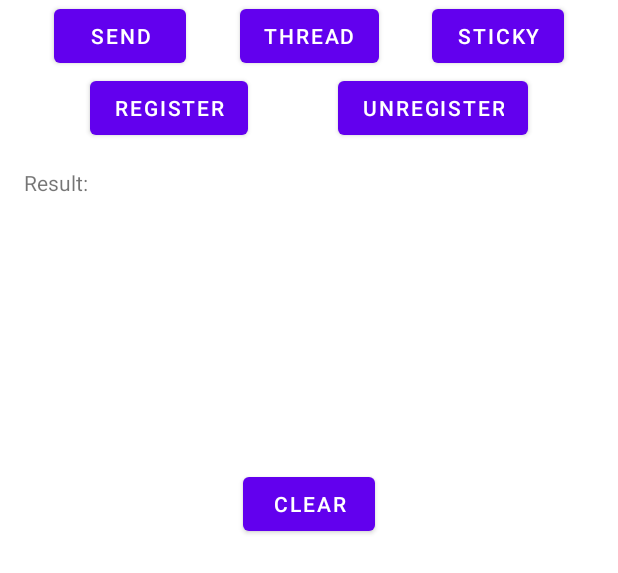
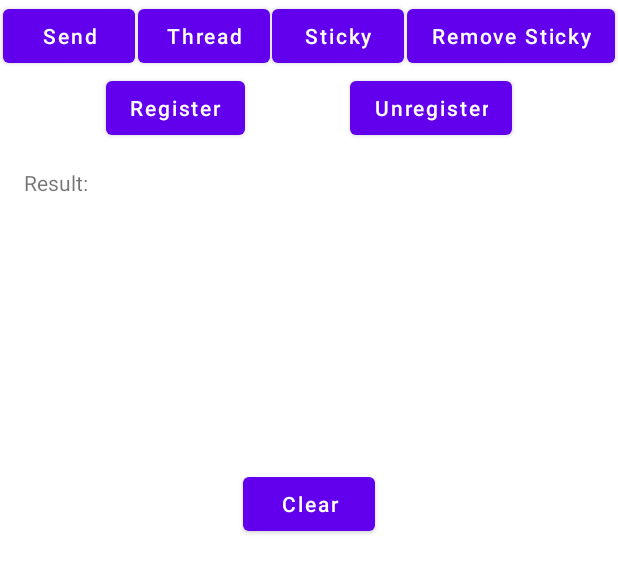
Before and after one commit to Vic-wkx/KEventBus, an Android app: the layout activity_main.xml on its own in the app's theme, with its tools: preview values and no code run, on a phone screen of 412 x 824 dp. Shown: the top 573 px of the screen. Run offline under Robolectric (Android 15) with nearby library versions, the phone set to English and light mode, and no system bars.

Commit message:
add sticky event

```diff
--- /dev/null
+++ b/app/src/main/java/com/example/eventbus/StickyEvent.kt
@@ -0,0 +1,3 @@
+package com.example.eventbus
+
+data class StickyEvent(val content: String)
--- a/app/src/main/res/layout/activity_main.xml
+++ b/app/src/main/res/layout/activity_main.xml
@@ -11,6 +11,7 @@
         android:layout_width="wrap_content"
         android:layout_height="wrap_content"
         android:text="Send"
+        android:textAllCaps="false"
         app:layout_constraintEnd_toStartOf="@id/btnThread"
         app:layout_constraintStart_toStartOf="parent"
         app:layout_constraintTop_toTopOf="parent" />
@@ -20,6 +21,7 @@
         android:layout_width="wrap_content"
         android:layout_height="wrap_content"
         android:text="Thread"
+        android:textAllCaps="false"
         app:layout_constraintEnd_toStartOf="@id/btnSticky"
         app:layout_constraintStart_toEndOf="@id/btnSend"
         app:layout_constraintTop_toTopOf="@id/btnSend" />
@@ -29,8 +31,19 @@
         android:layout_width="wrap_content"
         android:layout_height="wrap_content"
         android:text="Sticky"
+        android:textAllCaps="false"
+        app:layout_constraintEnd_toStartOf="@+id/btnRemoveSticky"
+        app:layout_constraintStart_toEndOf="@id/btnThread"
+        app:layout_constraintTop_toTopOf="@id/btnSend" />
+
+    <Button
+        android:id="@+id/btnRemoveSticky"
+        android:layout_width="wrap_content"
+        android:layout_height="wrap_content"
+        android:text="Remove Sticky"
+        android:textAllCaps="false"
         app:layout_constraintEnd_toEndOf="parent"
-        app:layout_constraintStart_toEndOf="@id/btnThread"
+        app:layout_constraintStart_toEndOf="@id/btnSticky"
         app:layout_constraintTop_toTopOf="@id/btnSend" />
 
     <Button
@@ -38,6 +51,7 @@
         android:layout_width="wrap_content"
         android:layout_height="wrap_content"
         android:text="Register"
+        android:textAllCaps="false"
         app:layout_constraintEnd_toStartOf="@id/btnUnregister"
         app:layout_constraintStart_toStartOf="parent"
         app:layout_constraintTop_toBottomOf="@id/btnSend" />
@@ -47,6 +61,7 @@
         android:layout_width="wrap_content"
         android:layout_height="wrap_content"
         android:text="Unregister"
+        android:textAllCaps="false"
         app:layout_constraintEnd_toEndOf="parent"
         app:layout_constraintStart_toEndOf="@id/btnRegister"
         app:layout_constraintTop_toTopOf="@id/btnRegister" />
@@ -70,6 +85,7 @@
         android:layout_width="wrap_content"
         android:layout_height="wrap_content"
         android:text="Clear"
+        android:textAllCaps="false"
         app:layout_constraintEnd_toEndOf="parent"
         app:layout_constraintStart_toStartOf="parent"
         app:layout_constraintTop_toBottomOf="@id/svResult" />
--- a/keventbus/src/main/java/com/library/keventbus/Subscribe.kt
+++ b/keventbus/src/main/java/com/library/keventbus/Subscribe.kt
@@ -2,4 +2,4 @@ package com.library.keventbus
 
 @Retention(AnnotationRetention.RUNTIME)
 @Target(AnnotationTarget.FUNCTION)
-annotation class Subscribe(val threadMode: ThreadMode = ThreadMode.MAIN)
+annotation class Subscribe(val threadMode: ThreadMode = ThreadMode.MAIN, val sticky: Boolean = false)
```
Also changed, not shown: app/src/main/java/com/example/eventbus/MainActivity.kt (+9 -1 lines), keventbus/src/main/java/com/library/keventbus/KEventBus.kt (+15 -0 lines).
